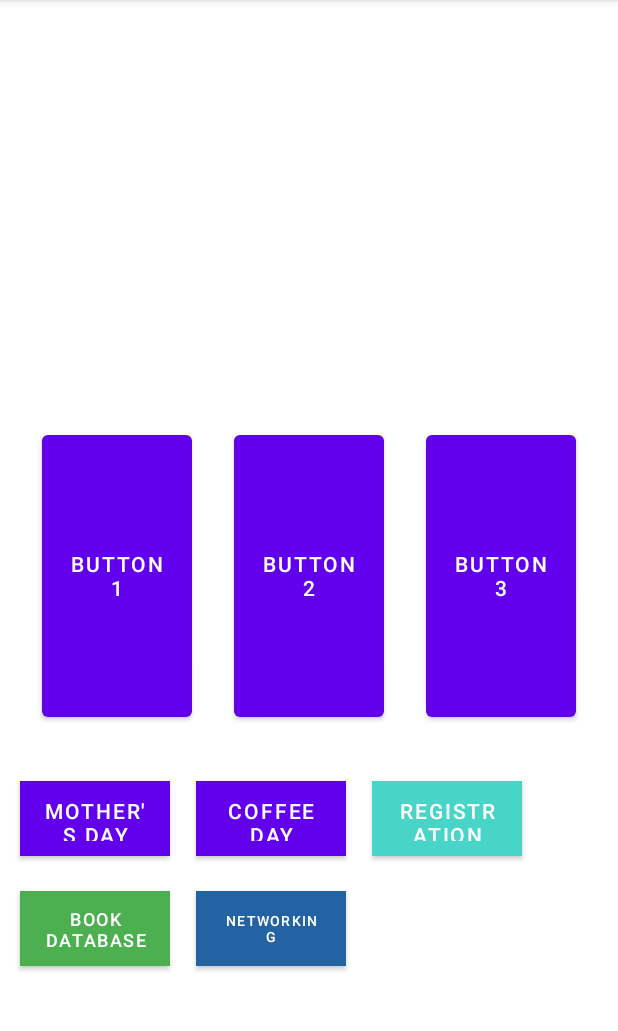
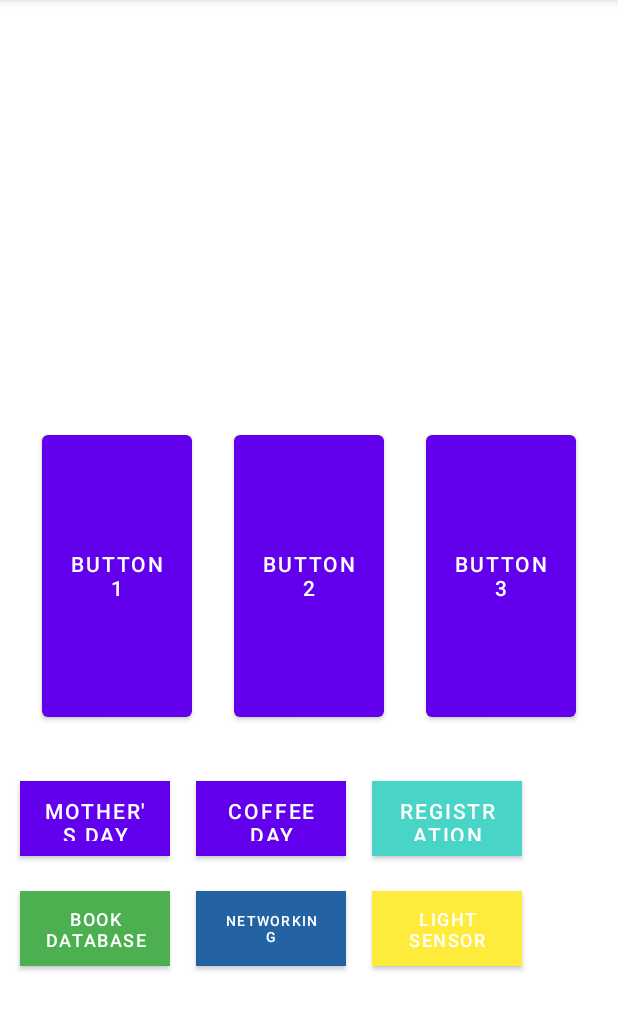
Before and after one commit to Mikhail-Kh/android-project, an Android app: the screen it shows after launch (MainActivity), on a phone screen of 412 x 824 dp, the part 84-1115 px from its top. Run offline under Robolectric (Android 15) with nearby library versions, the phone set to English and light mode, and no system bars.

Commit message:
Create a light sensor application

```diff
--- a/app/src/main/AndroidManifest.xml
+++ b/app/src/main/AndroidManifest.xml
@@ -11,7 +11,8 @@
         android:roundIcon="@mipmap/ic_launcher_round"
         android:supportsRtl="true"
         android:theme="@style/AppTheme">
-        <activity android:name=".cryptocurrencies.MainNetworkingActivity"></activity>
+        <activity android:name=".light_sensor.MainSensorActivity"></activity>
+        <activity android:name=".cryptocurrencies.MainNetworkingActivity" />
         <activity android:name=".book_database.ShowBookActivity" />
         <activity android:name=".book_database.MainDatabaseActivity" />
         <activity android:name=".user_registration.MainRegistrationActivity" />
--- a/app/src/main/java/by/khryshchanovich/androidapplication/MainActivity.kt
+++ b/app/src/main/java/by/khryshchanovich/androidapplication/MainActivity.kt
@@ -7,6 +7,7 @@ import android.widget.Button
 import by.khryshchanovich.androidapplication.book_database.MainDatabaseActivity
 import by.khryshchanovich.androidapplication.coffee_day.MainCoffeeActivity
 import by.khryshchanovich.androidapplication.cryptocurrencies.MainNetworkingActivity
+import by.khryshchanovich.androidapplication.light_sensor.MainSensorActivity
 import by.khryshchanovich.androidapplication.mothers_day.MainStartActivity
 import by.khryshchanovich.androidapplication.user_registration.MainRegistrationActivity
 import kotlinx.android.synthetic.main.activity_main.*
@@ -57,5 +58,10 @@ class MainActivity : AppCompatActivity() {
         networkingButton.setOnClickListener {
             startActivity(Intent(this, MainNetworkingActivity::class.java))
         }
+
+        val lightSensorButton = findViewById<Button>(R.id.sensor_button)
+        lightSensorButton.setOnClickListener {
+            startActivity(Intent(this, MainSensorActivity::class.java))
+        }
     }
 }
--- /dev/null
+++ b/app/src/main/java/by/khryshchanovich/androidapplication/light_sensor/LightSensor.kt
@@ -0,0 +1,3 @@
+package by.khryshchanovich.androidapplication.light_sensor
+
+data class LightSensor(val name: String, val value: String)
--- a/app/src/main/res/layout/activity_main.xml
+++ b/app/src/main/res/layout/activity_main.xml
@@ -98,11 +98,26 @@
         android:layout_marginLeft="17dp"
         android:background="#2363A3"
         android:text="@string/networking_button"
+        android:textSize="9sp"
         app:backgroundTint="#2363A3"
         app:layout_constraintBottom_toBottomOf="parent"
-        android:textSize="9sp"
         app:layout_constraintLeft_toRightOf="@+id/database_button"
         app:layout_constraintTop_toBottomOf="@id/button_coffee_day"
         app:layout_constraintVertical_bias="0.157" />
 
+    <Button
+        android:id="@+id/sensor_button"
+        android:layout_width="100dp"
+        android:layout_height="50dp"
+        android:layout_marginStart="17dp"
+        android:layout_marginLeft="17dp"
+        android:background="#FFEB3B"
+        android:text="@string/light_sensor_button"
+        android:textSize="12sp"
+        app:backgroundTint="#FFEB3B"
+        app:layout_constraintBottom_toBottomOf="parent"
+        app:layout_constraintLeft_toRightOf="@+id/networking_button"
+        app:layout_constraintTop_toBottomOf="@id/button_user_registration"
+        app:layout_constraintVertical_bias="0.157" />
+
 </androidx.constraintlayout.widget.ConstraintLayout>
--- a/app/src/main/res/values/strings.xml
+++ b/app/src/main/res/values/strings.xml
@@ -70,4 +70,8 @@
     <string name="price_string_text_view">Price</string>
     <string name="percent_change_1h_string_text_view">Percent change 1h</string>
     <string name="symbol_string_text_view">Symbol</string>
+    <string name="light_sensor_button">Light sensor</string>
+    <string name="value_string_tv">Value</string>
+    <string name="name_string_tv">Name</string>
+    <string name="light_sensor_text_view">Light sensor</string>
 </resources>
```
Also changed, not shown: app/src/main/java/by/khryshchanovich/androidapplication/light_sensor/LightSensorAdapter.kt (added, +38 -0 lines), app/src/main/java/by/khryshchanovich/androidapplication/light_sensor/MainSensorActivity.kt (added, +65 -0 lines), app/src/main/res/layout/activity_main_sensor.xml (added, +39 -0 lines), app/src/main/res/layout/item_sensor.xml (added, +34 -0 lines).
